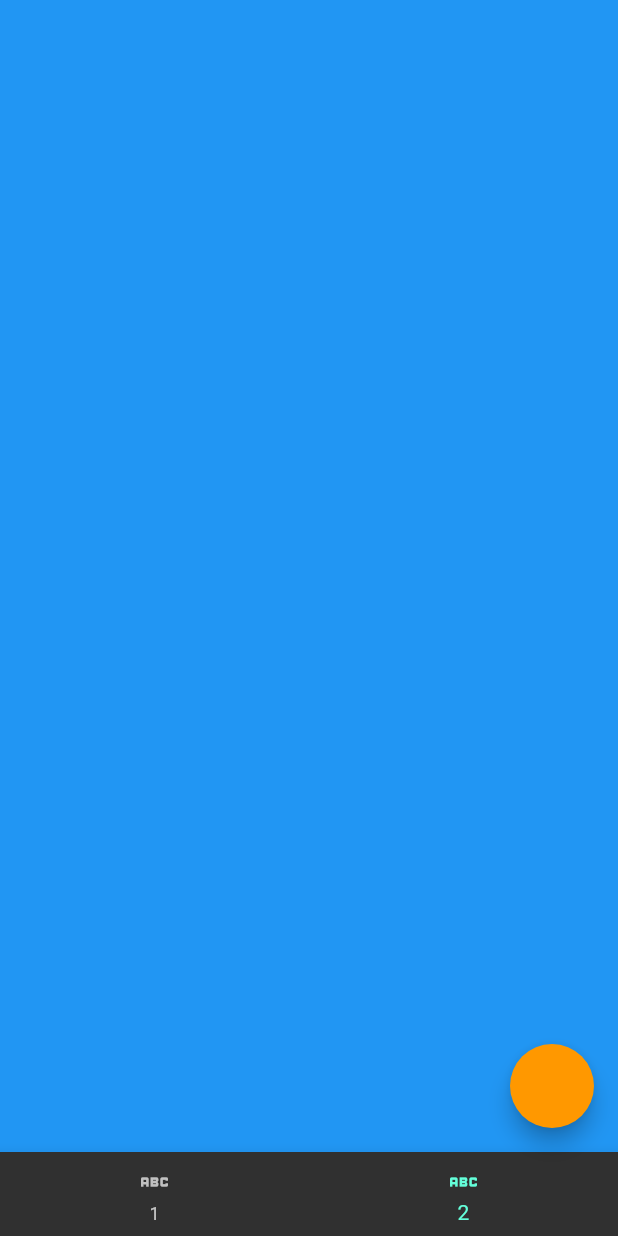
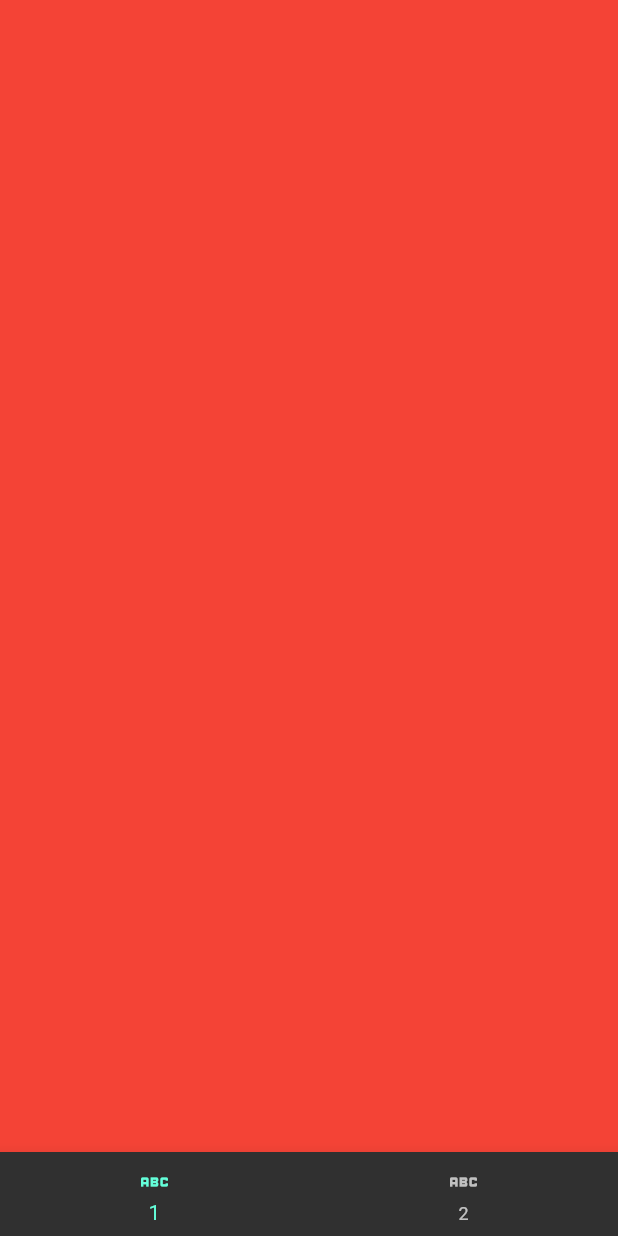
Before and after one commit to franciscoestebanfigueroa/noticias, a Flutter app: the screen it shows after launch, on a phone screen of 412 x 824 dp. Run offline on Flutter 3.47's test engine with Material 2 defaults, Android fonts, the phone set to English and light mode, and no system bars.

```diff
--- a/lib/providers/provider_custom_botton_bar.dart
+++ b/lib/providers/provider_custom_botton_bar.dart
@@ -2,10 +2,18 @@ import 'package:flutter/material.dart';
 
 class ProviderCustomBottonBar extends ChangeNotifier {
   int _indexBotton = 0;
+  final PageController _pageController = PageController();
+
+  PageController get pagecontroler => _pageController;
 
   int get indexBotton => _indexBotton;
   set indexBotton(int value) {
     _indexBotton = value;
+    _pageController.animateToPage(
+      value,
+      duration: const Duration(milliseconds: 350),
+      curve: Curves.bounceOut,
+    );
     // print(value);
     notifyListeners();
   }
--- a/lib/screens/custom_navigator_bar.dart
+++ b/lib/screens/custom_navigator_bar.dart
@@ -1,15 +1,29 @@
 import 'package:flutter/material.dart';
+import 'package:noticias/providers/providers.dart';
+import 'package:provider/provider.dart';
 
 class CustomNavigatorBar extends StatelessWidget {
   const CustomNavigatorBar({Key? key}) : super(key: key);
 
   @override
   Widget build(BuildContext context) {
+    final provider = Provider.of<ProviderCustomBottonBar>(context);
     return BottomNavigationBar(
-      currentIndex: 1,
-      items: [
-        BottomNavigationBarItem(label: '1', icon: Icon(Icons.abc)),
-        BottomNavigationBarItem(label: '2', icon: Icon(Icons.abc)),
+      currentIndex: provider.indexBotton,
+      onTap: (value){
+        provider.indexBotton=value;
+      },
+      items: const [
+        BottomNavigationBarItem(
+
+          label: '1',
+          icon: Icon(Icons.abc),
+
+        ),
+        BottomNavigationBarItem(
+          label: '2',
+          icon: Icon(Icons.abc),
+        ),
       ],
     );
   }
--- a/lib/screens/home.dart
+++ b/lib/screens/home.dart
@@ -10,21 +10,29 @@ class Home extends StatelessWidget {
   Widget build(BuildContext context) {
     final indiceBotton =
         Provider.of<ProviderCustomBottonBar>(context, listen: true);
-    print(indiceBotton.indexBotton);
+    final controlerPage=indiceBotton.pagecontroler;
     return Scaffold(
-      body: indiceBotton.indexBotton == 0 ? Page2() : Page1(),
+      body: _Body(controlerPage:controlerPage),
       bottomNavigationBar: const CustomNavigatorBar(),
-      floatingActionButton: FloatingActionButton(
-        onPressed: () {
-          final x =
-              Provider.of<ProviderCustomBottonBar>(context, listen: false);
-          if (x.indexBotton == 0) {
-            x.indexBotton = 1;
-          } else {
-            x.indexBotton = 0;
-          }
-        },
-      ),
+
+
     );
   }
 }
+class _Body extends StatelessWidget {
+PageController controlerPage;
+  _Body({ Key? key, required this.controlerPage }) : super(key: key);
+
+  @override
+  Widget build(BuildContext context) {
+    return PageView(
+      controller: controlerPage,
+children: const[
+  Page1(),
+  Page2()
+],
+
+    );
+
+  }
+}
```
